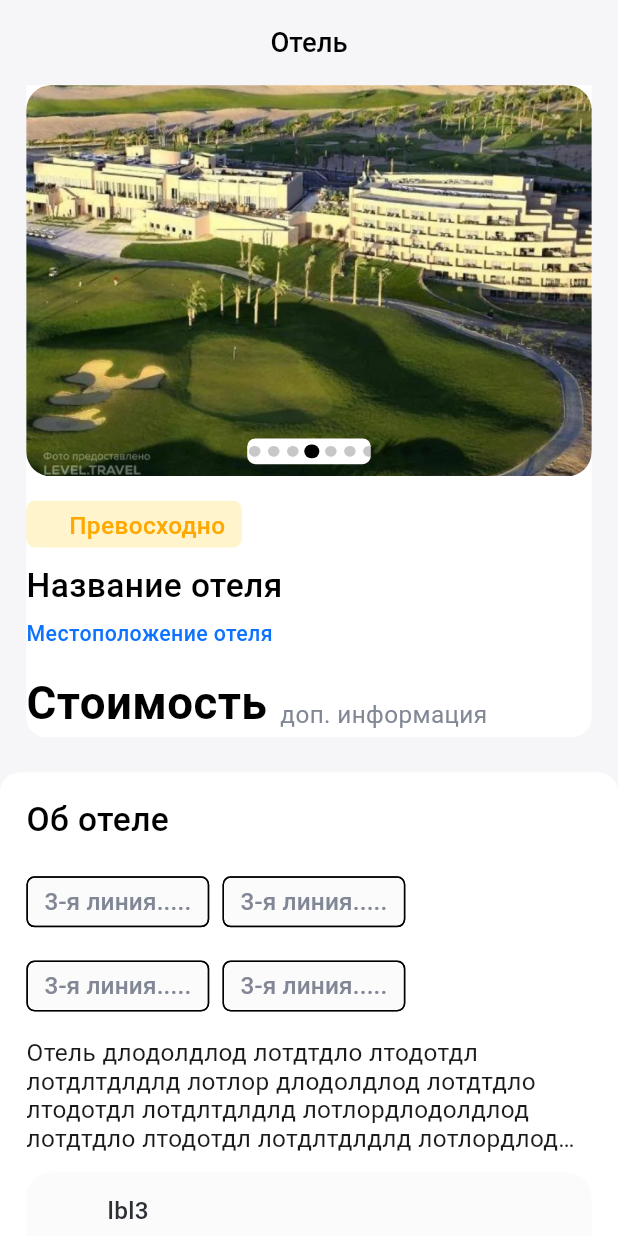
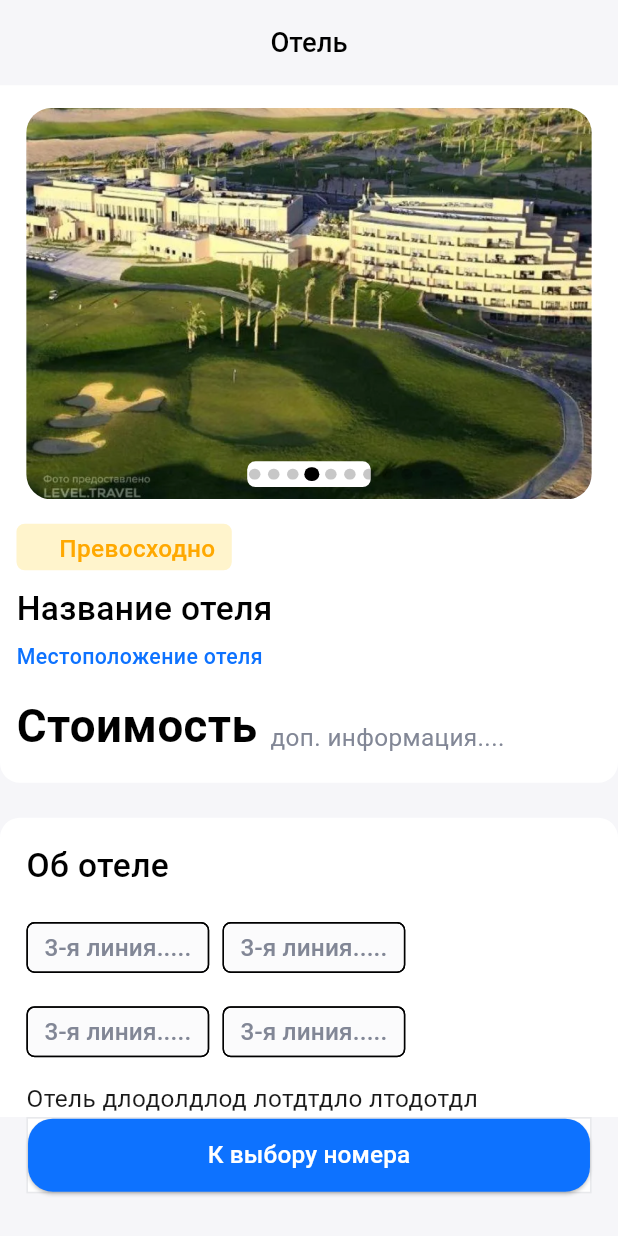
Before and after one commit to DmitriyUrvantsev/TaskTest2, a Flutter app: the screen it shows after launch, on a phone screen of 412 x 824 dp. Run offline on Flutter 3.47's test engine with Material 3 defaults, Android fonts, the phone set to English and light mode, and no system bars; drawn by our look-alikes of carousel_slider, smooth_page_indicator; our stand-ins replace cached_network_image, connectivity_plus, flutter_svg, shared_preferences; Roboto replaces fonts that are missing (SF Pro Display).

Commit message:
first screen alles kaput - working

```diff
--- a/1_hottel_1/lib/x_presentation/i0_hotell_screen/hotell_screen.dart
+++ b/1_hottel_1/lib/x_presentation/i0_hotell_screen/hotell_screen.dart
@@ -1,5 +1,6 @@
 import 'package:carousel_slider/carousel_slider.dart';
 import 'package:flutter/material.dart';
+import 'package:flutter_svg/flutter_svg.dart';
 import 'package:hottel_1/x_core/app_export.dart';
 import 'package:hottel_1/x_core/x_utils/image_constant.dart';
 import 'package:hottel_1/x_presentation/i0_hotell_screen/models/discription_item_model.dart';
@@ -9,6 +10,7 @@ import 'package:hottel_1/x_presentation/i0_hotell_screen/widgets/discription_ite
 import 'package:hottel_1/x_presentation/i0_hotell_screen/widgets/three_item_widget.dart';
 import 'package:hottel_1/x_theme/custom_text_style.dart';
 import 'package:hottel_1/x_theme/theme.dart';
+import 'package:hottel_1/x_widgets/custom_elevated_button.dart';
 import 'package:hottel_1/x_widgets/custom_image_view.dart';
 import 'package:smooth_page_indicator/smooth_page_indicator.dart';
 import '../../x_core/x_utils/size_utils.dart';
@@ -38,17 +40,17 @@ class _HotellScreenState extends State<HotellScreen> {
     return Scaffold(
         appBar: _buildAppBar(context),
         body: SizedBox(
-          width: SizeUtils.width,
+            width: double.infinity,
+            //!SizeUtils.width,
             child: SingleChildScrollView(
                 child: Padding(
                     padding: EdgeInsets.only(bottom: 5.v),
                     child: Column(children: [
                       _castomSliderWidget(context),
                       SizedBox(height: 23.v),
-                    _discriptionWidget(context)
+                      _descriptionWidget(context)
                     ])))),
-      //! bottomNavigationBar: _buildBarsBars(context)
-    );
+        bottomNavigationBar: _buildBarsBars(context));
   }
 }
 
@@ -67,16 +69,21 @@ PreferredSizeWidget _buildAppBar(BuildContext context) {
 //!====================================Slider=========================================
 Widget _castomSliderWidget(BuildContext context) {
   return Container(
-      margin: EdgeInsets.symmetric(horizontal: 16.h),
-      decoration: AppDecoration.fillWhiteA
-          .copyWith(borderRadius: BorderRadiusStyle.customBorderBL12),
+      padding: EdgeInsets.symmetric(
+          horizontal: 10.h, vertical: 15.v), //! vertical: 3.v
+      //margin: EdgeInsets.symmetric(horizontal: 16.h),
+      decoration: AppDecoration.fillWhiteA.copyWith(
+        borderRadius: BorderRadiusStyle.customBorderBL12,
+        //color: Colors.amber[100]
+      ),
       child: Column(
           mainAxisSize: MainAxisSize.min,
           crossAxisAlignment: CrossAxisAlignment.start,
           children: [
             SizedBox(
                 height: 257.v,
-                width: 343.h,
+                width: double.infinity,
+                //343.h,
                 child: Stack(alignment: Alignment.bottomCenter, children: [
                   Consumer<K0Provider>(builder: (context, provider, child) {
                     //==================================================
@@ -135,7 +142,7 @@ Widget _castomSliderWidget(BuildContext context) {
                   //==================================================
                 ])),
             SizedBox(height: 16.v),
-            //==================================================
+
             Container(
                 padding: EdgeInsets.symmetric(horizontal: 10.h, vertical: 3.v),
                 decoration: AppDecoration.fillAmberA
@@ -165,30 +172,34 @@ Widget _castomSliderWidget(BuildContext context) {
                 style: CustomTextStyles.titleSmallPrimary),
             SizedBox(height: 15.v),
 
-            Padding(
-                padding: EdgeInsets.only(right: 26.h),
-                child: Row(children: [
+            //Padding(
+            //padding: EdgeInsets.only(right: 26.h),
+            //child:
+            Row(children: [
               Text('Стоимость', //! данные из Api
                   style: basicTheme().textTheme.headlineLarge),
               Expanded(
                 child: Padding(
                     padding: EdgeInsets.only(left: 8.h, top: 14.v),
-                        child: Text('доп. информация', //! данные из Api
+                    child: Text('доп. информация....', //! данные из Api
                         overflow: TextOverflow.ellipsis,
                         maxLines: 1,
                         style: basicTheme().textTheme.bodyLarge)),
               )
-                ]))
+            ])
+            //)
           ]));
 }
 
-//!=============================================================================
+//!================================Description=============================================
 /// Section Widget
-Widget _discriptionWidget(BuildContext context) {
+Widget _descriptionWidget(BuildContext context) {
   return Container(
       padding: EdgeInsets.symmetric(horizontal: 16.h, vertical: 15.v),
-      decoration: AppDecoration.fillWhiteA
-          .copyWith(borderRadius: BorderRadiusStyle.roundedBorder12),
+      decoration: AppDecoration.fillWhiteA.copyWith(
+        borderRadius: BorderRadiusStyle.roundedBorder12,
+        //color: Colors.blue[100]
+      ),
       child: Column(
           mainAxisSize: MainAxisSize.min,
           crossAxisAlignment: CrossAxisAlignment.start,
@@ -223,61 +234,49 @@ Widget _discriptionWidget(BuildContext context) {
                         .copyWith(height: 1.20))),
             SizedBox(height: 13.v),
 
-            //!==================================================
-            // CustomImageView(
-            //   imagePath: 'assets/images/iimg_image_20_1.png',
-            //   // height: 24.adaptSize,
-            //   // width: 24.adaptSize,
-            //   // margin: EdgeInsets.symmetric(vertical: 7.v)
-            // ),
-
-            // Image.asset('assets/images/iimg_image_20_1.png'),
-            // Container(
-            //   child: Image(image: AssetImage('assets/images/img_settings.svg')),
-            // ),
-            ////!==================================================
-
-            //==================================================
+            //!==============================CastomListTile===========================
             Container(
                 padding: EdgeInsets.symmetric(horizontal: 15.h, vertical: 14.v),
-                decoration: AppDecoration.fillGray50
-                    .copyWith(borderRadius: BorderRadiusStyle.roundedBorder15),
+                decoration: AppDecoration.fillGray50.copyWith(
+                  borderRadius: BorderRadiusStyle.roundedBorder15,
+                ),
                 child: Column(
                     mainAxisSize: MainAxisSize.min,
                     crossAxisAlignment: CrossAxisAlignment.end,
                     children: [
-                      _buildFour(context,
+                      _castomListTitle(context,
                           checkmark: ImageConstant.imgSettings,
-                          titleMediumOnSecondaryContainer: "lbl3",
-                          titleSmall: "msg2"),
+                          titleMediumOnSecondaryContainer: "Удобства",
+                          titleSmall: "Самое необходимое"),
                       SizedBox(height: 9.v),
                       Divider(indent: 38.h),
                       SizedBox(height: 8.v),
-                      _buildFour(context,
+                      _castomListTitle(context,
                           checkmark: ImageConstant.imgCheckmark,
-                          titleMediumOnSecondaryContainer: "lbl4",
-                          titleSmall: "msg2"),
+                          titleMediumOnSecondaryContainer: "Что включено",
+                          titleSmall: "Самое необходимое"),
                       SizedBox(height: 9.v),
                       Divider(indent: 38.h),
                       SizedBox(height: 8.v),
-                      _buildFour(context,
+                      _castomListTitle(context,
                           checkmark: ImageConstant.imgClose,
-                          titleMediumOnSecondaryContainer: "lbl5",
-                          titleSmall: "msg2")
+                          titleMediumOnSecondaryContainer: "Что не включено",
+                          titleSmall: "Самое необходимое")
                     ]))
           ]));
 }
 
-// /// Section Widget
-// Widget _buildBarsBars(BuildContext context) {
-//   return Container(
-//       margin: EdgeInsets.only(left: 16.h, right: 16.h, bottom: 28.v),
-//       decoration: AppDecoration.outlineGray,
-//       child: CustomElevatedButton(text: "lbl6".tr));
-// }
+//!==============================CastomListTile===========================
+
+Widget _buildBarsBars(BuildContext context) {
+  return Container(
+      margin: EdgeInsets.only(left: 16.h, right: 16.h, bottom: 28.v),
+      decoration: AppDecoration.outlineGray,
+      child: CustomElevatedButton(text: 'К выбору номера'));
+}
 
 // /// Common widget
-Widget _buildFour(
+Widget _castomListTitle(
   BuildContext context, {
   required String checkmark,
   required String titleMediumOnSecondaryContainer,
@@ -288,6 +287,7 @@ Widget _buildFour(
         imagePath: checkmark,
         height: 24.adaptSize,
         width: 24.adaptSize,
+        color: basicTheme().colorScheme.secondaryContainer,
         margin: EdgeInsets.symmetric(vertical: 7.v)),
     Padding(
         padding: EdgeInsets.only(left: 12.h),
@@ -307,7 +307,12 @@ Widget _buildFour(
       imagePath: ImageConstant.imgArrowRight,
       height: 24.adaptSize,
       width: 24.adaptSize,
-        margin: EdgeInsets.symmetric(vertical: 7.v))
+      color: basicTheme().colorScheme.secondaryContainer,
+      margin: EdgeInsets.symmetric(vertical: 7.v),
+      onTap: () {
+        //!!!!в задании не указанно
+      },
+    )
   ]);
 }
 
--- a/1_hottel_1/lib/x_theme/theme.dart
+++ b/1_hottel_1/lib/x_theme/theme.dart
@@ -1,18 +1,16 @@
 import 'package:flutter/material.dart';
 
 import 'package:hottel_1/x_core/x_utils/size_utils.dart';
-
-
 
 ThemeData basicTheme() => ThemeData(
       visualDensity: VisualDensity.standard,
       colorScheme: ColorSchemes.primaryColorScheme,
 
       textTheme: TextThemes.textTheme(ColorSchemes.primaryColorScheme),
-    scaffoldBackgroundColor:  PrimaryColors().gray100,//!
+      scaffoldBackgroundColor: PrimaryColors().gray100, //!
       elevatedButtonTheme: ElevatedButtonThemeData(
         style: ElevatedButton.styleFrom(
-        backgroundColor:  ColorSchemes.primaryColorScheme.primary,
+          backgroundColor: ColorSchemes.primaryColorScheme.primary,
           shape: RoundedRectangleBorder(
             borderRadius: BorderRadius.circular(15.h),
           ),
@@ -23,12 +21,9 @@ import 'package:hottel_1/x_core/x_utils/size_utils.dart';
           padding: EdgeInsets.zero,
         ),
       ),
-    dividerTheme: DividerThemeData(thickness: 1, space: 1, color: Colors.amber
-        //!colorScheme.onPrimaryContainer,
-        ),
+      dividerTheme: DividerThemeData(
+          thickness: 1, space: 1, color: Color.fromRGBO(130, 135, 150, 0.15)),
     );
-
-
 
 /// Class containing the supported color schemes.
 class ColorSchemes {
@@ -89,18 +84,18 @@ class TextThemes {
 /// Class containing custom colors for a primary theme.
 class PrimaryColors {
   // Amber
-  Color  amberA40033 = const Color(0X33FFC600);
-  Color  amberA700 = const Color(0XFFFFA800);
+  Color amberA40033 = const Color(0X33FFC600);
+  Color amberA700 = const Color(0XFFFFA800);
 
   // BlueGray
-  Color  blueGray200 = const Color(0XFFA8ABB6);
-  Color  blueGray400 = const Color(0XFF828696);
+  Color blueGray200 = const Color(0XFFA8ABB6);
+  Color blueGray400 = const Color(0XFF828696);
 
   // Gray
-  Color  gray100 = const Color(0XFFF6F6F9);
-  Color  gray200 = const Color(0XFFE8E9EC);
-  Color  gray50 = const Color(0XFFFBFBFC);
+  Color gray100 = const Color(0XFFF6F6F9);
+  Color gray200 = const Color(0XFFE8E9EC);
+  Color gray50 = const Color(0XFFFBFBFC);
 
   // White
-  Color  whiteA700 = const Color(0XFFFFFFFF);
+  Color whiteA700 = const Color(0XFFFFFFFF);
 }
--- /dev/null
+++ b/1_hottel_1/lib/x_widgets/base_button.dart
@@ -0,0 +1,34 @@
+import 'package:flutter/material.dart';
+//import 'package:urvandimon_s_hotell/core/app_export.dart';
+
+class BaseButton extends StatelessWidget {
+  const BaseButton({
+    Key? key,
+    required this.text,
+    this.onPressed,
+    this.buttonStyle,
+    this.buttonTextStyle,
+    this.isDisabled,
+    this.height,
+    this.width,
+    this.margin,
+    this.alignment,
+  }) : super(
+          key: key,
+        );
+
+  final String text;
+  final VoidCallback? onPressed;
+  final ButtonStyle? buttonStyle;
+  final TextStyle? buttonTextStyle;
+  final bool? isDisabled;
+  final double? height;
+  final double? width;
+  final EdgeInsets? margin;
+  final Alignment? alignment;
+
+  @override
+  Widget build(BuildContext context) {
+    return const SizedBox.shrink();
+  }
+}
--- /dev/null
+++ b/1_hottel_1/lib/x_widgets/custom_elevated_button.dart
@@ -0,0 +1,73 @@
+import 'package:flutter/material.dart';
+import 'package:hottel_1/x_core/x_utils/size_utils.dart';
+import 'package:hottel_1/x_theme/custom_text_style.dart';
+import 'package:hottel_1/x_widgets/base_button.dart';
+
+
+
+class CustomElevatedButton extends BaseButton {
+  CustomElevatedButton({
+    Key? key,
+    this.decoration,
+    this.leftIcon,
+    this.rightIcon,
+    EdgeInsets? margin,
+    VoidCallback? onPressed,
+    ButtonStyle? buttonStyle,
+    Alignment? alignment,
+    TextStyle? buttonTextStyle,
+    bool? isDisabled,
+    double? height,
+    double? width,
+    required String text,
+  }) : super(
+          text: text,
+          onPressed: onPressed,
+          buttonStyle: buttonStyle,
+          isDisabled: isDisabled,
+          buttonTextStyle: buttonTextStyle,
+          height: height,
+          width: width,
+          alignment: alignment,
+          margin: margin,
+        );
+
+  final BoxDecoration? decoration;
+
+  final Widget? leftIcon;
+
+  final Widget? rightIcon;
+
+  @override
+  Widget build(BuildContext context) {
+    return alignment != null
+        ? Align(
+            alignment: alignment ?? Alignment.center,
+            child: buildElevatedButtonWidget,
+          )
+        : buildElevatedButtonWidget;
+  }
+
+  Widget get buildElevatedButtonWidget => Container(
+        height: this.height ?? 48.v,
+        width: this.width ?? double.maxFinite,
+        margin: margin,
+        decoration: decoration,
+        child: ElevatedButton(
+          style: buttonStyle,
+          onPressed: isDisabled ?? false ? null : onPressed ?? () {},
+          child: Row(
+            mainAxisAlignment: MainAxisAlignment.center,
+            crossAxisAlignment: CrossAxisAlignment.center,
+            children: [
+              leftIcon ?? const SizedBox.shrink(),
+              Text(
+                text,
+                style: buttonTextStyle ?? CustomTextStyles.titleMediumWhiteA700,
+              ),
+              rightIcon ?? const SizedBox.shrink(),
+            ],
+          ),
+        ),
+      );
+}
--- a/1_hottel_1/lib/x_widgets/custom_image_view.dart
+++ b/1_hottel_1/lib/x_widgets/custom_image_view.dart
@@ -50,7 +50,7 @@ class CustomImageView extends StatelessWidget {
   Widget _buildWidget() {
     return Padding(
       padding: margin ?? EdgeInsets.zero,
-      child: InkWell(
+      child: InkWell(   //!========= чет не работает вроде инка
         onTap: onTap,
         child: _buildCircleImage(),
       ),
@@ -77,14 +77,14 @@ class CustomImageView extends StatelessWidget {
           border: border,
           borderRadius: radius,
         ),
-        child: _buildImageView(),
+        child: buildImageView(),
       );
     } else {
-      return _buildImageView();
+      return buildImageView();
     }
   }
 
-  Widget _buildImageView() {
+  Widget buildImageView() { //!=================== _
     if (imagePath != null) {
       switch (imagePath!.imageType) {
         case ImageType.svg:
```
Also changed, not shown: 1 other file. Lines whose indentation alone changed are shown as unchanged.
